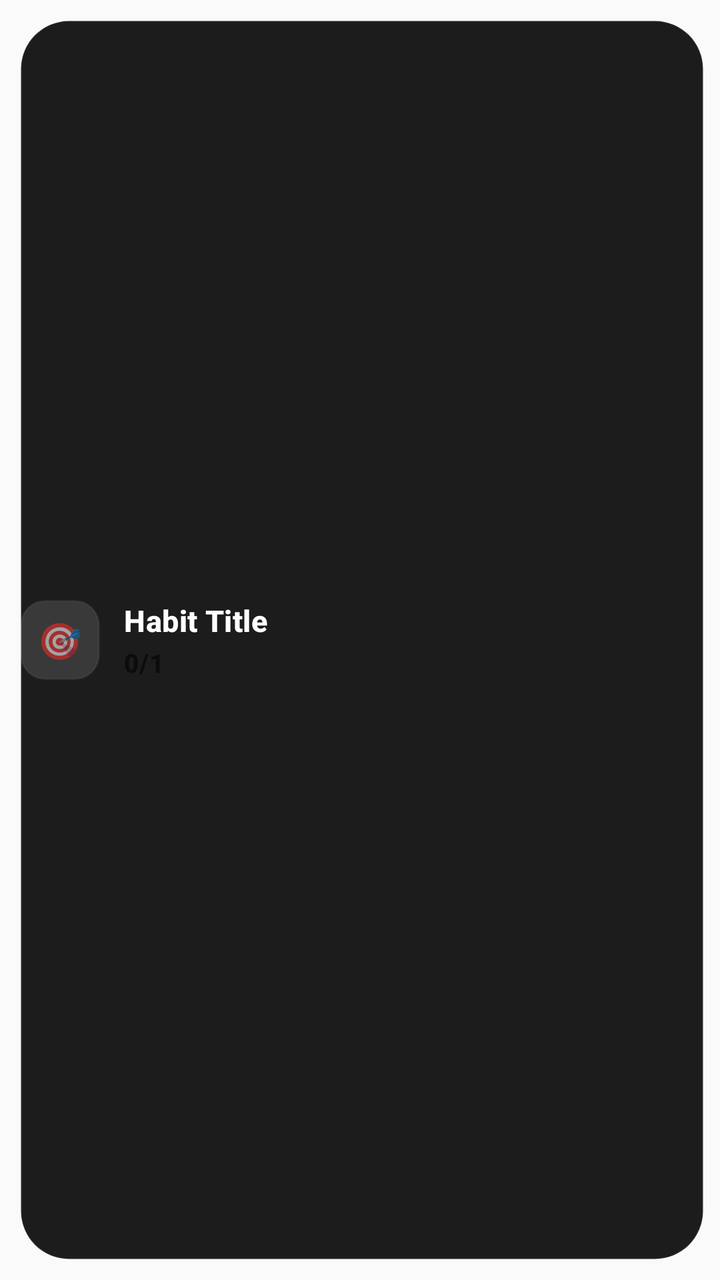
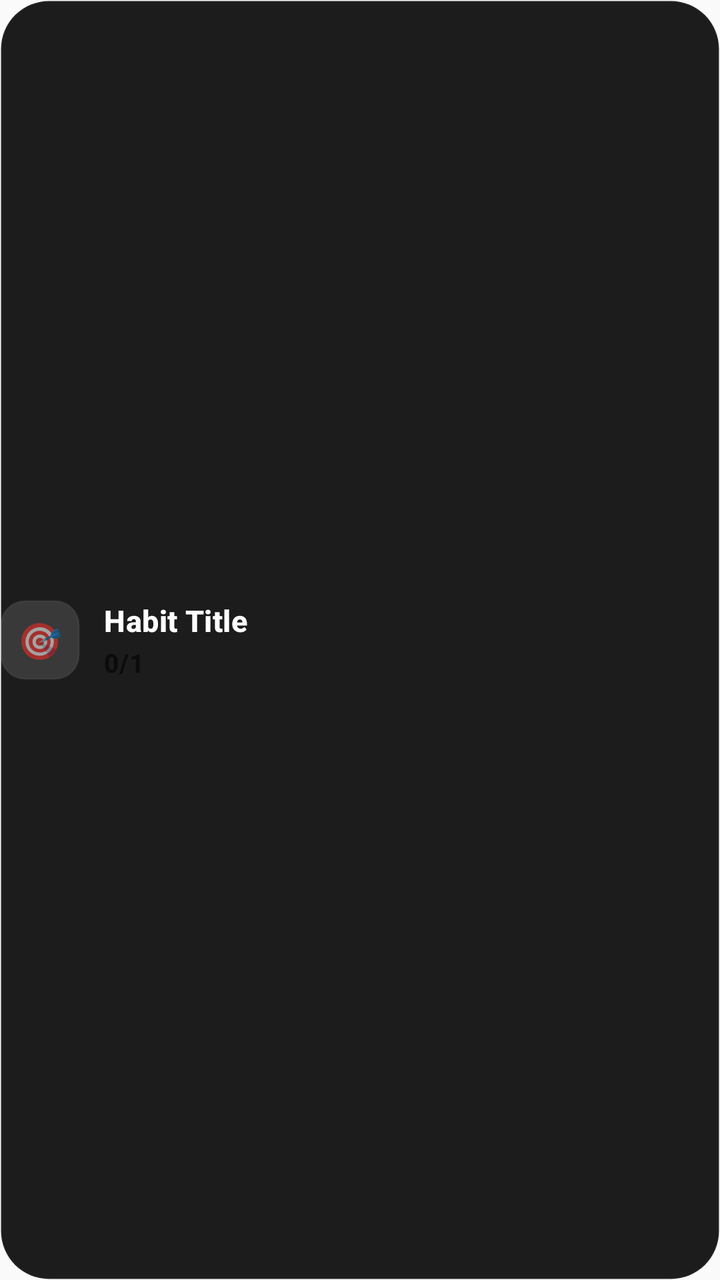

Screens rendered from an Android XML layout before and after an edit, with the pre-edit source and the edit as a unified diff.
<!-- AndroidManifest.xml: application theme AppTheme -->
<!-- res/layout/widget_habit_item.xml -->
<?xml version="1.0" encoding="utf-8"?>
<LinearLayout xmlns:android="http://schemas.android.com/apk/res/android"
    android:id="@+id/habit_item_root_wrapper"
    android:layout_width="match_parent"
    android:layout_height="wrap_content"
    android:orientation="vertical">

    <RelativeLayout
        android:id="@+id/habit_item_root"
        android:layout_width="match_parent"
        android:layout_height="wrap_content"
        android:paddingStart="10dp"
        android:paddingEnd="8dp"
        android:paddingTop="10dp"
        android:paddingBottom="10dp"
        android:clickable="true"
        android:focusable="true">

    
    <ImageView
        android:id="@+id/habit_card_background"
        android:layout_width="match_parent"
        android:layout_height="match_parent"
        android:scaleType="fitXY"
        android:src="@drawable/widget_habit_item_bg" />

    
    <ImageView
        android:id="@+id/habit_glow_background"
        android:layout_width="match_parent"
        android:layout_height="match_parent"
        android:scaleType="fitXY"
        android:visibility="gone" />

    
    <FrameLayout
        android:id="@+id/habit_color_overlay"
        android:layout_width="match_parent"
        android:layout_height="match_parent"
        android:alpha="0.09" />

    
    <FrameLayout
        android:id="@+id/habit_icon_container"
        android:layout_width="40dp"
        android:layout_height="40dp"
        android:layout_alignParentStart="true"
        android:layout_centerVertical="true"
        android:background="@drawable/widget_icon_container_bg">

        <TextView
            android:id="@+id/habit_icon"
            android:layout_width="wrap_content"
            android:layout_height="wrap_content"
            android:layout_gravity="center"
            android:textSize="18sp"
            android:text="🎯" />

    </FrameLayout>

    
    <LinearLayout
        android:id="@+id/habit_text_container"
        android:layout_width="match_parent"
        android:layout_height="wrap_content"
        android:layout_toEndOf="@id/habit_icon_container"
        android:layout_toStartOf="@id/habit_action_container"
        android:layout_centerVertical="true"
        android:orientation="vertical"
        android:paddingStart="12dp"
        android:paddingEnd="8dp">

        
        <LinearLayout
            android:layout_width="match_parent"
            android:layout_height="wrap_content"
            android:orientation="horizontal"
            android:gravity="center_vertical">

            <TextView
                android:id="@+id/habit_title"
                android:layout_width="0dp"
                android:layout_height="wrap_content"
                android:layout_weight="1"
                android:textColor="#FFFFFF"
                android:textSize="15sp"
                android:textStyle="bold"
                android:fontFamily="sans-serif-medium"
                android:letterSpacing="0.01"
                android:maxLines="1"
                android:ellipsize="end"
                android:text="Habit Title" />

            
            <LinearLayout
                android:id="@+id/habit_streak_container"
                android:layout_width="wrap_content"
                android:layout_height="wrap_content"
                android:orientation="horizontal"
                android:gravity="center_vertical"
                android:background="@drawable/widget_streak_badge_bg"
                android:paddingStart="5dp"
                android:paddingEnd="5dp"
                android:paddingTop="2dp"
                android:paddingBottom="2dp"
                android:layout_marginStart="6dp"
                android:visibility="gone">

                <TextView
                    android:id="@+id/habit_streak_icon"
                    android:layout_width="wrap_content"
                    android:layout_height="wrap_content"
                    android:text="🔥"
                    android:textSize="9sp"
                    android:layout_marginEnd="2dp" />

                <TextView
                    android:id="@+id/habit_streak_count"
                    android:layout_width="wrap_content"
                    android:layout_height="wrap_content"
                    android:textColor="#fb923c"
                    android:textSize="10sp"
                    android:textStyle="bold"
                    android:fontFamily="sans-serif-medium" />

            </LinearLayout>

        </LinearLayout>

        
        <TextView
            android:id="@+id/habit_progress"
            android:layout_width="wrap_content"
            android:layout_height="wrap_content"
            android:textSize="13sp"
            android:textStyle="bold"
            android:fontFamily="sans-serif-medium"
            android:letterSpacing="0.02"
            android:layout_marginTop="2dp"
            android:text="0/1" />

        
        <LinearLayout
            android:id="@+id/habit_subtasks_container"
            android:layout_width="match_parent"
            android:layout_height="wrap_content"
            android:orientation="vertical"
            android:layout_marginTop="8dp"
            android:visibility="gone" />

    </LinearLayout>

    
    <LinearLayout
        android:id="@+id/habit_action_container"
        android:layout_width="wrap_content"
        android:layout_height="wrap_content"
        android:layout_alignParentEnd="true"
        android:layout_centerVertical="true"
        android:orientation="horizontal"
        android:gravity="center_vertical">

        
        <FrameLayout
            android:id="@+id/habit_complete_btn"
            android:layout_width="44dp"
            android:layout_height="44dp"
            android:clickable="true"
            android:focusable="true">

            <ImageView
                android:id="@+id/habit_complete_image"
                android:layout_width="match_parent"
                android:layout_height="match_parent"
                android:scaleType="fitCenter" />

            
            <TextView
                android:id="@+id/habit_check_icon"
                android:layout_width="wrap_content"
                android:layout_height="wrap_content"
                android:layout_gravity="center"
                android:text="✓"
                android:textColor="#FFFFFF"
                android:textSize="18sp"
                android:textStyle="bold"
                android:visibility="gone" />

        </FrameLayout>

    </LinearLayout>

    </RelativeLayout>
</LinearLayout>
<!-- resources referenced by this layout -->
<resources>
  <!-- drawable widget_habit_item_bg (drawable) -->
  <?xml version="1.0" encoding="utf-8"?>
  <shape xmlns:android="http://schemas.android.com/apk/res/android"
      android:shape="rectangle">
      <solid android:color="#E6050505" />
      <corners android:radius="24dp" />
      <stroke
          android:width="1dp"
          android:color="#0DFFFFFF" />
  </shape>
  <!-- drawable widget_icon_container_bg (drawable) -->
  <?xml version="1.0" encoding="utf-8"?>
  <shape xmlns:android="http://schemas.android.com/apk/res/android"
      android:shape="rectangle">
      <solid android:color="#20FFFFFF" />
      <corners android:radius="12dp" />
      <stroke
          android:width="1dp"
          android:color="#0DFFFFFF" />
  </shape>
  <!-- drawable widget_streak_badge_bg (drawable) -->
  <?xml version="1.0" encoding="utf-8"?>
  <shape xmlns:android="http://schemas.android.com/apk/res/android"
      android:shape="rectangle">
      <solid android:color="#1Af97316" />
      <corners android:radius="4dp" />
      <stroke
          android:width="1dp"
          android:color="#33f97316" />
  </shape>
  <style name="AppTheme" parent="Theme.AppCompat.Light.DarkActionBar">
          
          <item name="colorPrimary">@color/colorPrimary</item>
          <item name="colorPrimaryDark">@color/colorPrimaryDark</item>
          <item name="colorAccent">@color/colorAccent</item>
      </style>
</resources>

<!-- the commit's change to res/layout/widget_habit_item.xml (unified diff, before → after) -->
@@ -9,10 +9,6 @@
         android:id="@+id/habit_item_root"
         android:layout_width="match_parent"
         android:layout_height="wrap_content"
-        android:paddingStart="10dp"
-        android:paddingEnd="8dp"
-        android:paddingTop="10dp"
-        android:paddingBottom="10dp"
         android:clickable="true"
         android:focusable="true">
 
@@ -39,156 +35,164 @@
         android:layout_height="match_parent"
         android:alpha="0.09" />
 
-    
-    <FrameLayout
-        android:id="@+id/habit_icon_container"
-        android:layout_width="40dp"
-        android:layout_height="40dp"
-        android:layout_alignParentStart="true"
-        android:layout_centerVertical="true"
-        android:background="@drawable/widget_icon_container_bg">
-
-        <TextView
-            android:id="@+id/habit_icon"
-            android:layout_width="wrap_content"
-            android:layout_height="wrap_content"
-            android:layout_gravity="center"
-            android:textSize="18sp"
-            android:text="🎯" />
-
-    </FrameLayout>
-
-    
-    <LinearLayout
-        android:id="@+id/habit_text_container"
+    <RelativeLayout
+        android:id="@+id/habit_content_container"
         android:layout_width="match_parent"
         android:layout_height="wrap_content"
-        android:layout_toEndOf="@id/habit_icon_container"
-        android:layout_toStartOf="@id/habit_action_container"
-        android:layout_centerVertical="true"
-        android:orientation="vertical"
-        android:paddingStart="12dp"
-        android:paddingEnd="8dp">
+        android:layout_centerVertical="true">
+
+        
+        <FrameLayout
+            android:id="@+id/habit_icon_container"
+            android:layout_width="40dp"
+            android:layout_height="40dp"
+            android:layout_alignParentStart="true"
+            android:layout_centerVertical="true"
+            android:background="@drawable/widget_icon_container_bg">
+
+            <TextView
+                android:id="@+id/habit_icon"
+                android:layout_width="wrap_content"
+                android:layout_height="wrap_content"
+                android:layout_gravity="center"
+                android:textSize="18sp"
+                android:text="🎯" />
+
+        </FrameLayout>
 
         
         <LinearLayout
+            android:id="@+id/habit_text_container"
             android:layout_width="match_parent"
             android:layout_height="wrap_content"
-            android:orientation="horizontal"
-            android:gravity="center_vertical">
-
-            <TextView
-                android:id="@+id/habit_title"
-                android:layout_width="0dp"
-                android:layout_height="wrap_content"
-                android:layout_weight="1"
-                android:textColor="#FFFFFF"
-                android:textSize="15sp"
-                android:textStyle="bold"
-                android:fontFamily="sans-serif-medium"
-                android:letterSpacing="0.01"
-                android:maxLines="1"
-                android:ellipsize="end"
-                android:text="Habit Title" />
+            android:layout_toEndOf="@id/habit_icon_container"
+            android:layout_toStartOf="@id/habit_action_container"
+            android:layout_centerVertical="true"
+            android:orientation="vertical"
+            android:paddingStart="12dp"
+            android:paddingEnd="8dp">
 
             
             <LinearLayout
-                android:id="@+id/habit_streak_container"
+                android:layout_width="match_parent"
+                android:layout_height="wrap_content"
+                android:orientation="horizontal"
+                android:gravity="center_vertical">
+
+                <TextView
+                    android:id="@+id/habit_title"
+                    android:layout_width="0dp"
+                    android:layout_height="wrap_content"
+                    android:layout_weight="1"
+                    android:textColor="#FFFFFF"
+                    android:textSize="15sp"
+                    android:textStyle="bold"
+                    android:fontFamily="sans-serif-medium"
+                    android:letterSpacing="0.01"
+                    android:maxLines="1"
+                    android:ellipsize="end"
+                    android:text="Habit Title" />
+
+                
+                <LinearLayout
+                    android:id="@+id/habit_streak_container"
+                    android:layout_width="wrap_content"
+                    android:layout_height="wrap_content"
+                    android:orientation="horizontal"
+                    android:gravity="center_vertical"
+                    android:background="@drawable/widget_streak_badge_bg"
+                    android:paddingStart="5dp"
+                    android:paddingEnd="5dp"
+                    android:paddingTop="2dp"
+                    android:paddingBottom="2dp"
+                    android:layout_marginStart="6dp"
+                    android:visibility="gone">
+
+                    <TextView
+                        android:id="@+id/habit_streak_icon"
+                        android:layout_width="wrap_content"
+                        android:layout_height="wrap_content"
+                        android:text="🔥"
+                        android:textSize="9sp"
+                        android:layout_marginEnd="2dp" />
+
+                    <TextView
+                        android:id="@+id/habit_streak_count"
+                        android:layout_width="wrap_content"
+                        android:layout_height="wrap_content"
+                        android:textColor="#fb923c"
+                        android:textSize="10sp"
+                        android:textStyle="bold"
+                        android:fontFamily="sans-serif-medium" />
+
+                </LinearLayout>
+
+            </LinearLayout>
+
+            
+            <TextView
+                android:id="@+id/habit_progress"
                 android:layout_width="wrap_content"
                 android:layout_height="wrap_content"
-                android:orientation="horizontal"
-                android:gravity="center_vertical"
-                android:background="@drawable/widget_streak_badge_bg"
-                android:paddingStart="5dp"
-                android:paddingEnd="5dp"
-                android:paddingTop="2dp"
-                android:paddingBottom="2dp"
-                android:layout_marginStart="6dp"
-                android:visibility="gone">
+                android:textSize="13sp"
+                android:textStyle="bold"
+                android:fontFamily="sans-serif-medium"
+                android:letterSpacing="0.02"
+                android:layout_marginTop="2dp"
+                android:text="0/1" />
 
-                <TextView
-                    android:id="@+id/habit_streak_icon"
-                    android:layout_width="wrap_content"
-                    android:layout_height="wrap_content"
-                    android:text="🔥"
-                    android:textSize="9sp"
-                    android:layout_marginEnd="2dp" />
-
-                <TextView
-                    android:id="@+id/habit_streak_count"
-                    android:layout_width="wrap_content"
-                    android:layout_height="wrap_content"
-                    android:textColor="#fb923c"
-                    android:textSize="10sp"
-                    android:textStyle="bold"
-                    android:fontFamily="sans-serif-medium" />
-
-            </LinearLayout>
+            
+            <LinearLayout
+                android:id="@+id/habit_subtasks_container"
+                android:layout_width="match_parent"
+                android:layout_height="wrap_content"
+                android:orientation="vertical"
+                android:layout_marginTop="8dp"
+                android:visibility="gone" />
 
         </LinearLayout>
 
         
-        <TextView
-            android:id="@+id/habit_progress"
+        <LinearLayout
+            android:id="@+id/habit_action_container"
             android:layout_width="wrap_content"
             android:layout_height="wrap_content"
-            android:textSize="13sp"
-            android:textStyle="bold"
-            android:fontFamily="sans-serif-medium"
-            android:letterSpacing="0.02"
-            android:layout_marginTop="2dp"
-            android:text="0/1" />
-
-        
-        <LinearLayout
-            android:id="@+id/habit_subtasks_container"
-            android:layout_width="match_parent"
-            android:layout_height="wrap_content"
-            android:orientation="vertical"
-            android:layout_marginTop="8dp"
-            android:visibility="gone" />
-
-    </LinearLayout>
-
-    
-    <LinearLayout
-        android:id="@+id/habit_action_container"
-        android:layout_width="wrap_content"
-        android:layout_height="wrap_content"
-        android:layout_alignParentEnd="true"
-        android:layout_centerVertical="true"
-        android:orientation="horizontal"
-        android:gravity="center_vertical">
-
-        
-        <FrameLayout
-            android:id="@+id/habit_complete_btn"
-            android:layout_width="44dp"
-            android:layout_height="44dp"
-            android:clickable="true"
-            android:focusable="true">
-
-            <ImageView
-                android:id="@+id/habit_complete_image"
-                android:layout_width="match_parent"
-                android:layout_height="match_parent"
-                android:scaleType="fitCenter" />
+            android:layout_alignParentEnd="true"
+            android:layout_centerVertical="true"
+            android:orientation="horizontal"
+            android:gravity="center_vertical">
 
             
-            <TextView
-                android:id="@+id/habit_check_icon"
-                android:layout_width="wrap_content"
-                android:layout_height="wrap_content"
-                android:layout_gravity="center"
-                android:text="✓"
-                android:textColor="#FFFFFF"
-                android:textSize="18sp"
-                android:textStyle="bold"
-                android:visibility="gone" />
+            <FrameLayout
+                android:id="@+id/habit_complete_btn"
+                android:layout_width="44dp"
+                android:layout_height="44dp"
+                android:clickable="true"
+                android:focusable="true">
 
-        </FrameLayout>
+                <ImageView
+                    android:id="@+id/habit_complete_image"
+                    android:layout_width="match_parent"
+                    android:layout_height="match_parent"
+                    android:scaleType="fitCenter" />
 
-    </LinearLayout>
+                
+                <TextView
+                    android:id="@+id/habit_check_icon"
+                    android:layout_width="wrap_content"
+                    android:layout_height="wrap_content"
+                    android:layout_gravity="center"
+                    android:text="✓"
+                    android:textColor="#FFFFFF"
+                    android:textSize="18sp"
+                    android:textStyle="bold"
+                    android:visibility="gone" />
+
+            </FrameLayout>
+
+        </LinearLayout>
+
+    </RelativeLayout>
 
     </RelativeLayout>
 </LinearLayout>
